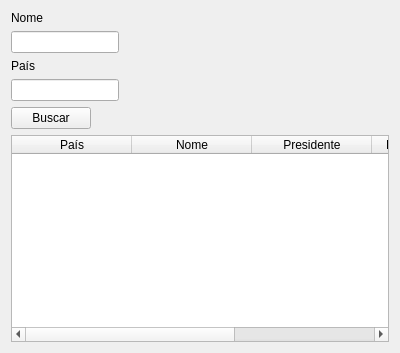
Above: buscacomite.ui from zsinx6/elainethegoddess before the change. Below: the same form after it.
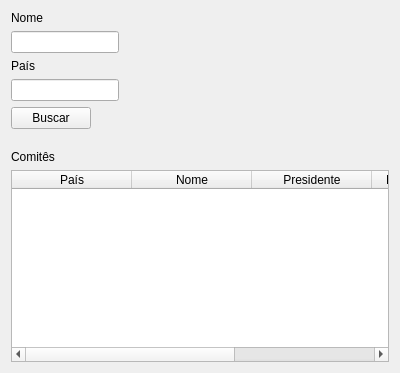
That is the form after the change.

Commit message: new features to buscacomite and removed print in bdconn

Diff of the .ui file:
```diff
--- a/buscacomite.ui
+++ b/buscacomite.ui
@@ -7,7 +7,7 @@
     <x>0</x>
     <y>0</y>
     <width>400</width>
-    <height>353</height>
+    <height>373</height>
    </rect>
   </property>
   <property name="windowTitle">
@@ -49,7 +49,27 @@
      </property>
     </widget>
    </item>
-   <item row="5" column="0" colspan="2">
+   <item row="5" column="0">
+    <spacer name="verticalSpacer">
+     <property name="orientation">
+      <enum>Qt::Vertical</enum>
+     </property>
+     <property name="sizeHint" stdset="0">
+      <size>
+       <width>20</width>
+       <height>10</height>
+      </size>
+     </property>
+    </spacer>
+   </item>
+   <item row="6" column="0">
+    <widget class="QLabel" name="label_3">
+     <property name="text">
+      <string>Comitês</string>
+     </property>
+    </widget>
+   </item>
+   <item row="7" column="0" colspan="2">
     <widget class="QTableWidget" name="qtable">
      <attribute name="horizontalHeaderDefaultSectionSize">
       <number>120</number>
```
The commit also changes 6 other files.
